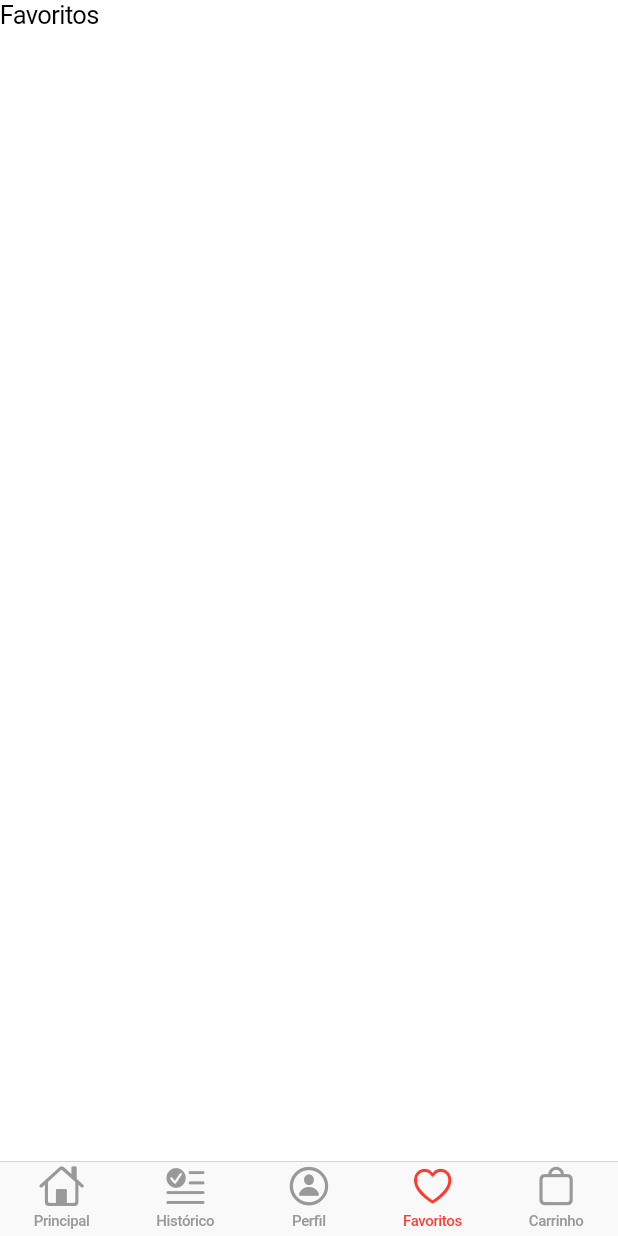
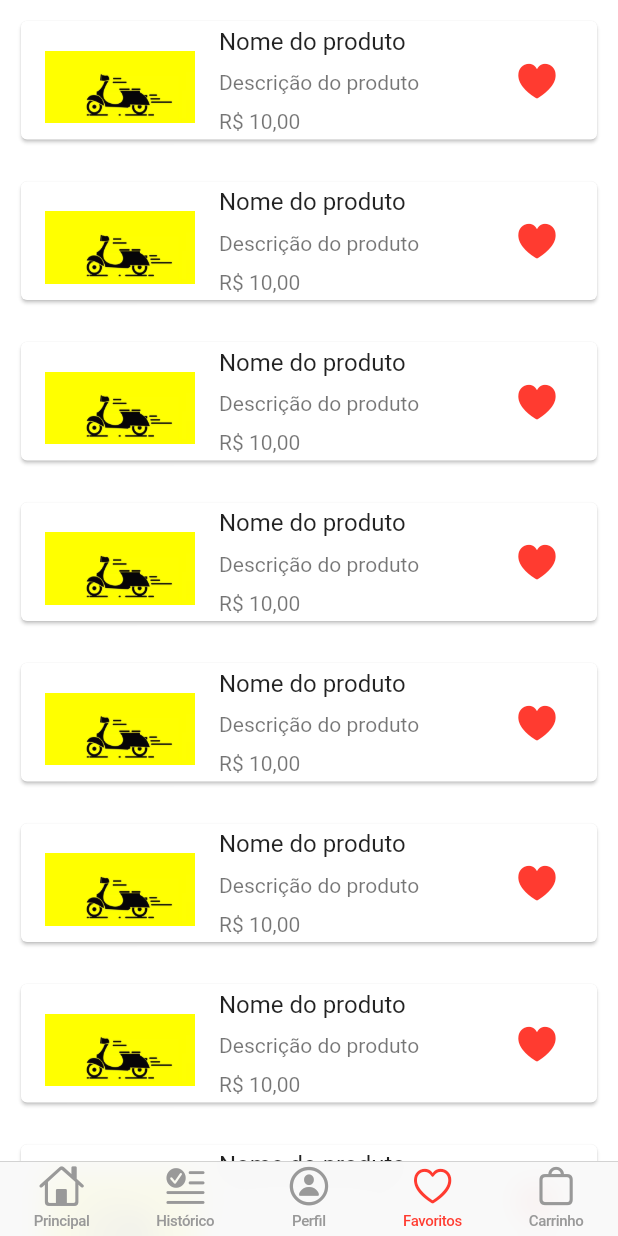
Before and after one commit to RToramaru/delivery_app, a Flutter app: the screen it shows after launch, item 4 of the bottom bar chosen, on a phone screen of 412 x 824 dp. Run offline on Flutter 3.47's test engine with Material 2 defaults, Android fonts, the phone set to English and light mode, and no system bars; our stand-ins replace wave.

Commit message:
create of interface of fragment favorite

```diff
--- /dev/null
+++ b/lib/pages/fragments/favorites_fragment.dart
@@ -0,0 +1,49 @@
+import 'package:flutter/cupertino.dart';
+import 'package:flutter/material.dart';
+import 'package:flutter/src/foundation/key.dart';
+import 'package:flutter/src/widgets/framework.dart';
+
+class FavoritesFragment extends StatefulWidget {
+  const FavoritesFragment({Key? key}) : super(key: key);
+
+  @override
+  State<FavoritesFragment> createState() => _FavoritesFragmentState();
+}
+
+class _FavoritesFragmentState extends State<FavoritesFragment> {
+  @override
+  Widget build(BuildContext context) {
+    return ListView.builder(itemCount: 10, itemBuilder: (context, index) {
+      return Container(
+        margin: const EdgeInsets.all(10),
+        child: Card(
+          child: ListTile(
+            leading: Image.asset(
+              'assets/images/background.png',
+              width: 100,
+              height: 100,
+            ),
+            title: Text('Nome do produto'),
+            subtitle: Column(
+              crossAxisAlignment: CrossAxisAlignment.start,
+              children: [
+                Padding(
+                  padding: const EdgeInsets.only(top: 10),
+                  child: Text('Descrição do produto'),
+                ),
+                Padding(
+                  padding: const EdgeInsets.only(top: 10),
+                  child: Text('R\$ 10,00'),
+                ),
+              ],
+            ),
+            trailing: IconButton(
+                icon: Icon(CupertinoIcons.heart_fill,
+                    size: 30, color: CupertinoColors.systemRed),
+                onPressed: () {}),
+          ),
+        ),
+      );
+    });
+  }
+}
--- a/lib/pages/home_page.dart
+++ b/lib/pages/home_page.dart
@@ -1,3 +1,4 @@
+import 'package:delivery_app/pages/fragments/favorites_fragment.dart';
 import 'package:delivery_app/pages/fragments/home_fragment.dart';
 import 'package:delivery_app/pages/fragments/profile_fragment.dart';
 import 'package:flutter/cupertino.dart';
@@ -14,7 +15,7 @@ class _HomePageState extends State<HomePage> {
     HomeFragment(),
     const Text('Histórico'),
     ProfileFragment(),
-    const Text('Favoritos'),
+    FavoritesFragment(),
     const Text('Carrinho'),
   ];
 
```
Also changed, not shown: lib/pages/fragments/home_fragment.dart (+7 -7 lines).
